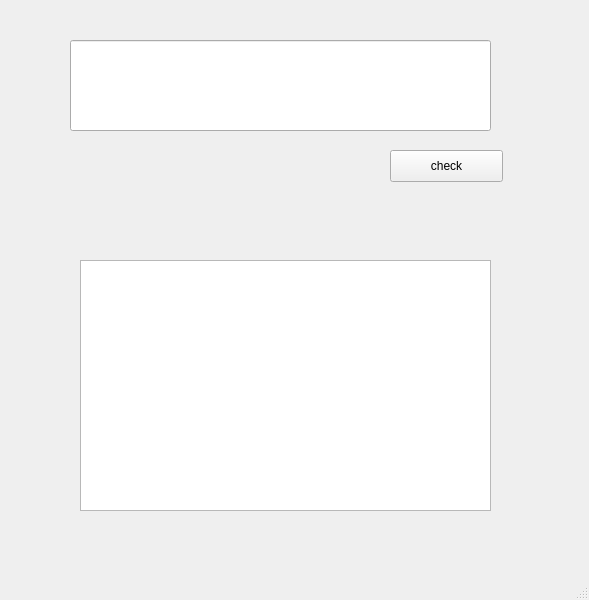
Qt form test2/window2.ui (dxqzhuang/CardChecker) before a commit.
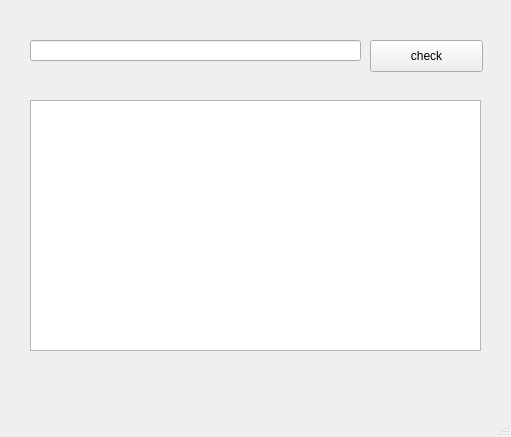
The same form after that commit.

Diff of the .ui file:
```diff
--- a/test2/window2.ui
+++ b/test2/window2.ui
@@ -6,8 +6,8 @@
    <rect>
     <x>0</x>
     <y>0</y>
-    <width>589</width>
-    <height>600</height>
+    <width>511</width>
+    <height>437</height>
    </rect>
   </property>
   <property name="windowTitle">
@@ -17,8 +17,8 @@
    <widget class="QPushButton" name="window2_check_btn">
     <property name="geometry">
      <rect>
-      <x>390</x>
-      <y>150</y>
+      <x>370</x>
+      <y>40</y>
       <width>113</width>
       <height>32</height>
      </rect>
@@ -30,9 +30,9 @@
    <widget class="QTextBrowser" name="window2_result_field">
     <property name="geometry">
      <rect>
-      <x>80</x>
-      <y>260</y>
-      <width>411</width>
+      <x>30</x>
+      <y>100</y>
+      <width>451</width>
       <height>251</height>
      </rect>
     </property>
@@ -40,10 +40,10 @@
    <widget class="QLineEdit" name="window2_input_field">
     <property name="geometry">
      <rect>
-      <x>70</x>
+      <x>30</x>
       <y>40</y>
-      <width>421</width>
-      <height>91</height>
+      <width>331</width>
+      <height>21</height>
      </rect>
     </property>
    </widget>
```
Left out of the diff: 2 changed lines with no effect on the pictures.
